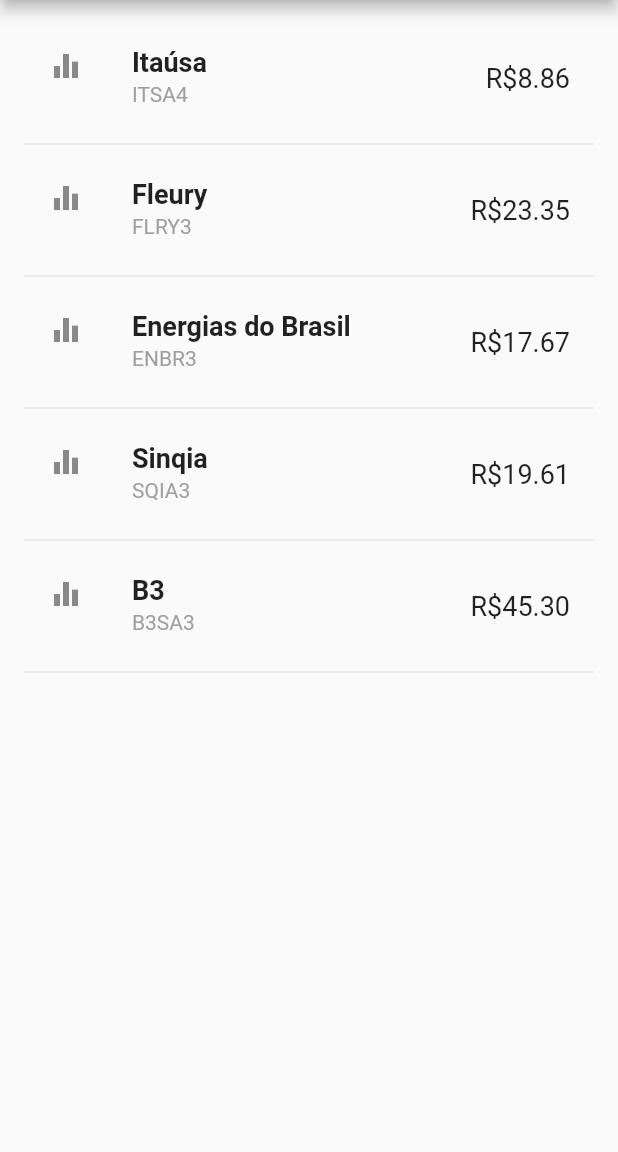
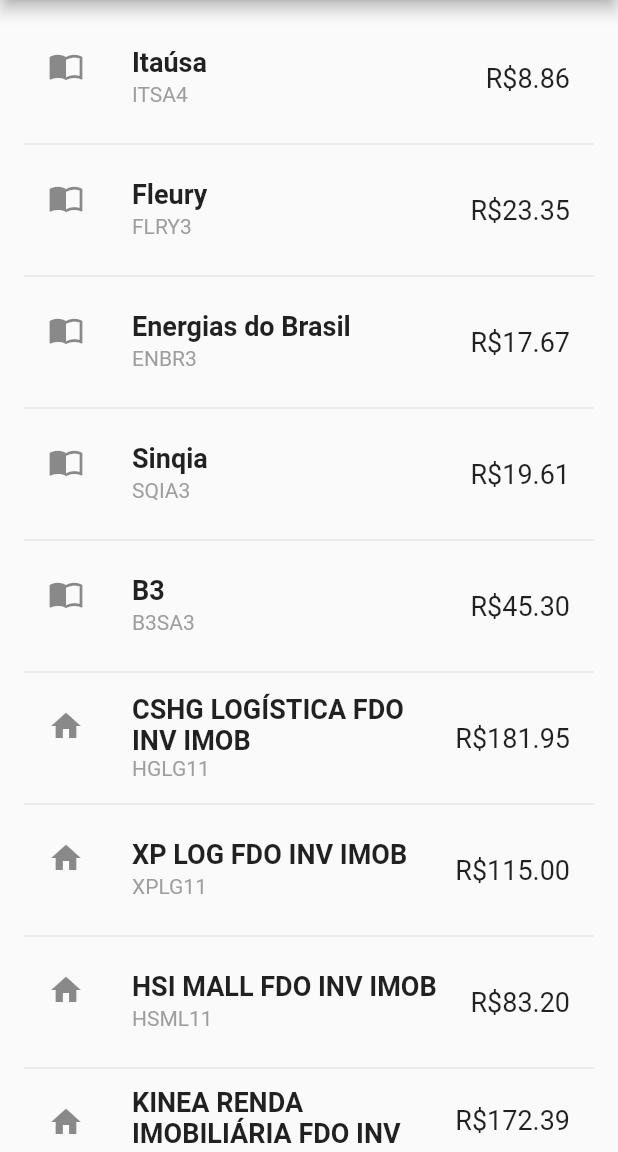
Before and after one commit to Bezunca/App, a Flutter app: the screen it shows after launch, on a phone screen of 412 x 824 dp, the part 84-1236 px from its top. Run offline on Flutter 3.47's test engine with Material 2 defaults, Android fonts, the phone set to English and light mode, and no system bars.

Commit message:
Adedd different types of investments

```diff
--- a/lib/asset.dart
+++ b/lib/asset.dart
@@ -1,12 +1,22 @@
+import 'package:flutter/material.dart';
+
 class Asset {
   final String _fantasyName;
   final String _ticker;
   final String currency;
+  final String _type;
   int _price; // Multiplied by 100
 
-  Asset(this._fantasyName, this._ticker, this._price, {this.currency="R\$"});
+  final Map<String, IconData> _assetTypeIcons= {
+    "share": Icons.import_contacts,
+    "reit": Icons.home,
+    "etf": Icons.equalizer,
+  };
+
+  Asset(this._fantasyName, this._ticker, this._price, this._type, {this.currency="R\$"});
 
   String get price => "$currency${(_price/100.0).toStringAsFixed(2)}";
   String get ticker => _ticker;
   String get name => _fantasyName;
+  IconData get icon => _assetTypeIcons[this._type];
 }
--- a/lib/main.dart
+++ b/lib/main.dart
@@ -15,11 +15,17 @@ class MyApp extends StatelessWidget {
 
 class PortfolioState extends State<Portfolio> {
   final _portfolio = <Asset>[
-    Asset("Itaúsa", "ITSA4", 886),
-    Asset("Fleury", "FLRY3", 2335),
-    Asset("Energias do Brasil", "ENBR3", 1767),
-    Asset("Sinqia", "SQIA3", 1961),
-    Asset("B3", "B3SA3", 4530),
+    Asset("Itaúsa", "ITSA4", 886, "share"),
+    Asset("Fleury", "FLRY3", 2335, "share"),
+    Asset("Energias do Brasil", "ENBR3", 1767, "share"),
+    Asset("Sinqia", "SQIA3", 1961, "share"),
+    Asset("B3", "B3SA3", 4530, "share"),
+    Asset("CSHG LOGÍSTICA FDO INV IMOB", "HGLG11", 18195, "reit"),
+    Asset("XP LOG FDO INV IMOB", "XPLG11", 11500, "reit"),
+    Asset("HSI MALL FDO INV IMOB", "HSML11", 8320, "reit"),
+    Asset("KINEA RENDA IMOBILIÁRIA FDO INV IMOB", "KNRI11", 17239, "reit"),
+    Asset("CSHG RENDA URBANA", "HGRU11", 11597, "reit"),
+    Asset("IShare SP500CI", "IVVB11", 11597, "etf")
   ];
 
   // Fonts
@@ -62,7 +68,7 @@ class PortfolioState extends State<Portfolio> {
           asset.ticker,
           style: _smallerFont,
         ),
-        leading: Icon(Icons.equalizer),
+        leading: Icon(asset.icon),
         trailing: Text(
           asset.price,
           style: _normalFont,
```
